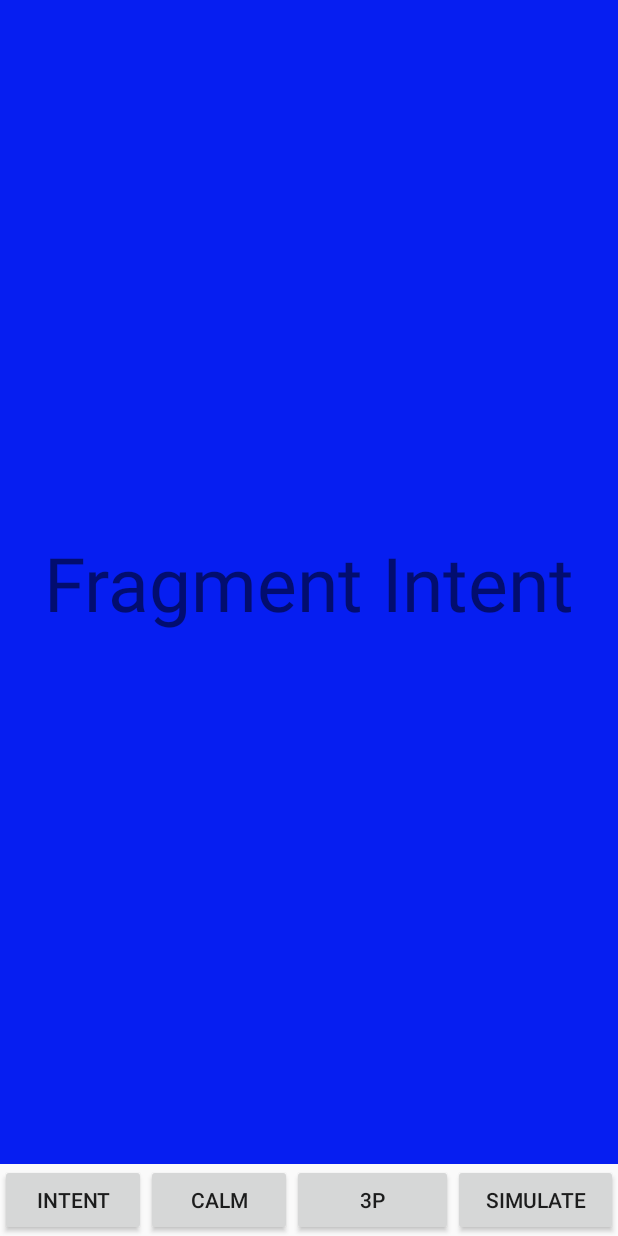
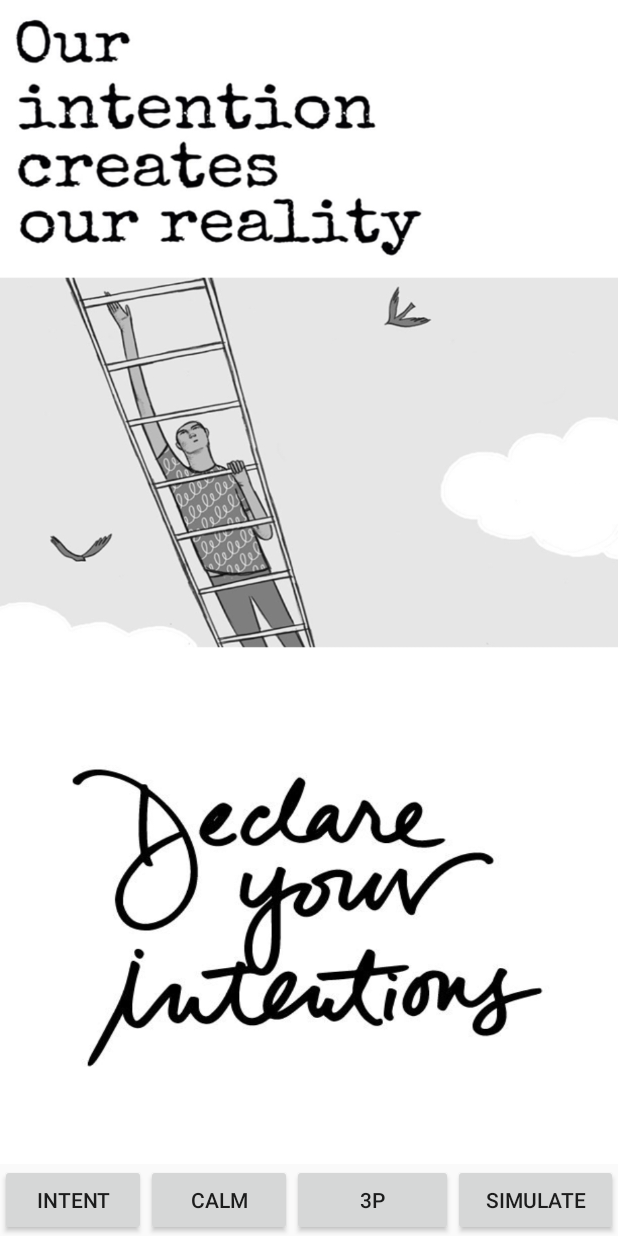
Before and after one commit to yangcom/Yours, an Android app: the screen it shows after launch (MainActivity), on a phone screen of 412 x 824 dp. Run offline under Robolectric (Android 15) with nearby library versions, the phone set to English and light mode, and no system bars.

Commit message:
startup code for logicalYou

```diff
--- a/app/src/main/res/layout/fragment_intent.xml
+++ b/app/src/main/res/layout/fragment_intent.xml
@@ -4,16 +4,5 @@
     xmlns:app="http://schemas.android.com/apk/res-auto"
     android:layout_width="match_parent"
     android:layout_height="match_parent"
-    android:background="#061EF1">
-
-    <TextView
-        android:id="@+id/textView"
-        android:layout_width="wrap_content"
-        android:layout_height="wrap_content"
-        android:text="Fragment Intent"
-        android:textSize="50dp"
-        app:layout_constraintBottom_toBottomOf="parent"
-        app:layout_constraintLeft_toLeftOf="parent"
-        app:layout_constraintRight_toRightOf="parent"
-        app:layout_constraintTop_toTopOf="parent" />
+    android:background="@drawable/intentions">
 </androidx.constraintlayout.widget.ConstraintLayout>
```
Also changed, not shown: app/src/main/res/layout/fragment_calm.xml (+1 -12 lines), app/src/main/res/layout/fragment_simulate.xml (+1 -11 lines), app/src/main/res/layout/fragment_third.xml (+1 -12 lines), app/src/main/res/drawable-v24/intentions.jpg (added), app/src/main/res/drawable-v24/keepcalm.jpg (added), app/src/main/res/drawable-v24/sim.jpg (added), app/src/main/res/drawable-v24/thirdperson.jpg (added).
